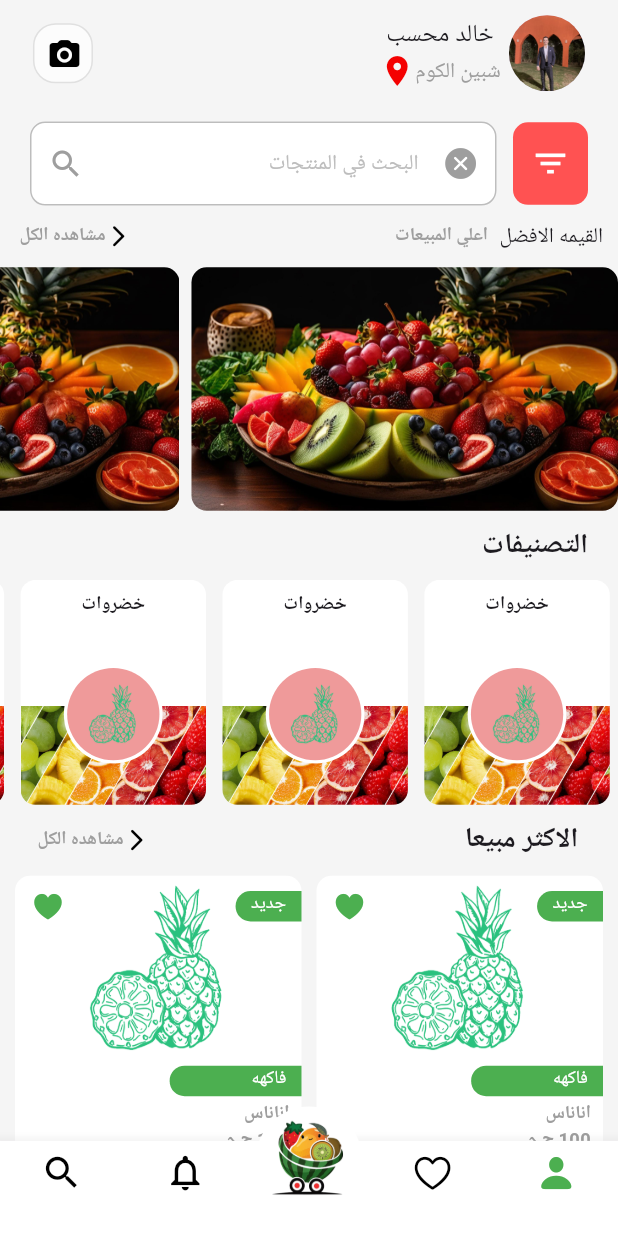
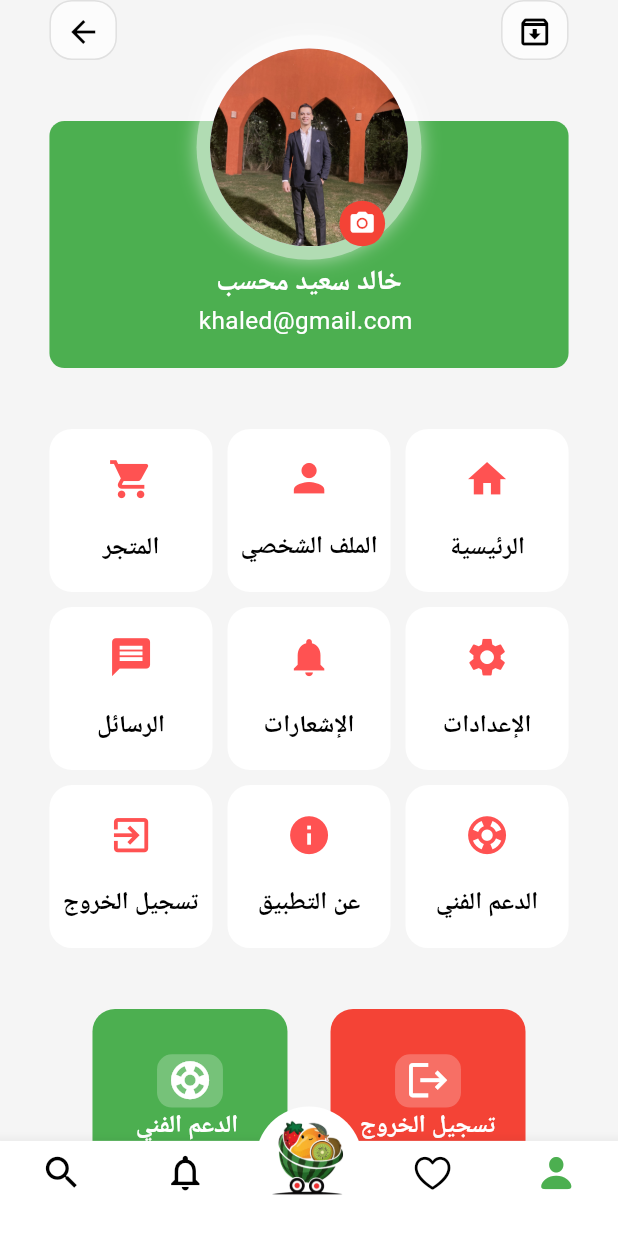
Before and after one commit to Khaled112003/selaty, a Flutter app: the screen it shows after launch, on a phone screen of 412 x 824 dp. Run offline on Flutter 3.47's test engine with Material 3 defaults, Android fonts, the phone set to English and light mode, and no system bars; our stand-ins replace flutter_otp_text_field, flutter_screenutil, go_router, google_fonts, intl_phone_field; Roboto replaces fonts that are missing (Cairo).

Commit message:
create user page & service

```diff
--- a/lib/core/routing/app_routs.dart
+++ b/lib/core/routing/app_routs.dart
@@ -5,6 +5,7 @@ import 'package:selaty/features/authentications/presentation/views/sign_in_scree
 import 'package:selaty/features/authentications/presentation/views/sign_up_screen.dart';
 import 'package:selaty/features/forget_password/presentation/views/forget_pass_screen.dart';
 import 'package:selaty/features/forget_password/presentation/views/verification_screen.dart';
+import 'package:selaty/features/home/presentations/views/classification_screen.dart';
 import 'package:selaty/features/home/presentations/views/home_screen.dart';
 import 'package:selaty/features/home/presentations/views/home_pages_screen.dart';
 import 'package:selaty/features/onbarding/views/onboarding_screen.dart';
@@ -49,6 +50,10 @@ final router = GoRouter(
       path:'/',
       builder: (context, state) => const HomePagesScreen(),
     ),
+    GoRoute(
+      path:'/classification',
+      builder: (context, state) => const ClassificationScreen(),
+    ),
 // /home-pages
   ],
 );
--- /dev/null
+++ b/lib/features/home/presentations/views/classification_screen.dart
@@ -0,0 +1,10 @@
+import 'package:flutter/material.dart';
+
+class ClassificationScreen extends StatelessWidget {
+  const ClassificationScreen({super.key});
+
+  @override
+  Widget build(BuildContext context) {
+    return Center(child: Text("Classification"));
+  }
+}
--- a/lib/features/home/presentations/views/home_pages_screen.dart
+++ b/lib/features/home/presentations/views/home_pages_screen.dart
@@ -2,6 +2,7 @@ import 'package:flutter/cupertino.dart';
 import 'package:flutter/material.dart';
 import 'package:flutter_screenutil/flutter_screenutil.dart';
 import 'package:selaty/features/home/presentations/views/home_screen.dart';
+import 'package:selaty/features/user/presentation/views/user_screen.dart';
 
 class HomePagesScreen extends StatefulWidget {
   const HomePagesScreen({super.key});
@@ -21,7 +22,7 @@ class _HomePagesScreenState extends State<HomePagesScreen> {
   }
 
   List<Widget> pages = [
-    HomeScreen(),
+    UserScreen(),
     HomeScreen(),
     HomeScreen(),
     HomeScreen(),
@@ -33,6 +34,7 @@ class _HomePagesScreenState extends State<HomePagesScreen> {
     final Size screenSize = MediaQuery.of(context).size;
     final bool isLandscape = screenSize.width > screenSize.height;
     return Scaffold(
+      backgroundColor: Colors.grey.shade100,
       body: pages[currentIndex],
       bottomNavigationBar: Stack(
         clipBehavior: Clip.none,
--- a/lib/features/home/presentations/views/widgets/classification.dart
+++ b/lib/features/home/presentations/views/widgets/classification.dart
@@ -1,4 +1,5 @@
 import 'package:flutter/material.dart';
+import 'package:go_router/go_router.dart';
 import 'package:selaty/core/themes/app_styles.dart';
 import 'package:selaty/features/home/presentations/views/widgets/classification-item-listview.dart';
 
@@ -12,9 +13,25 @@ class Classification extends StatelessWidget {
       children: [
         Padding(
           padding: const EdgeInsets.symmetric(horizontal: 20, vertical: 10),
-          child: Text(
-            "التصنيفات",
-            style: AppStyles.font18W700,
+          child: Row(
+            children: [
+              Text(
+                "التصنيفات",
+                style: AppStyles.font18W700,
+              ),
+               Spacer(),
+
+              Icon(
+                Icons.arrow_back_ios_new_rounded,
+                color: const Color.fromARGB(255, 0, 0, 0),
+                size: 17,
+              ),
+              GestureDetector(
+                onTap: () => context.push('/classification'),
+                child: Text("مشاهده الكل ",
+                    style: AppStyles.font12W600.copyWith(color: Colors.grey)),
+              )
+            ],
           ),
         ),
         SizedBox(
--- /dev/null
+++ b/lib/features/home/presentations/views/widgets/log_out.dart
@@ -0,0 +1,47 @@
+import 'package:flutter/material.dart';
+import 'package:flutter_screenutil/flutter_screenutil.dart';
+import 'package:selaty/core/themes/app_styles.dart';
+
+class Logout extends StatelessWidget {
+  const Logout(
+      {super.key,
+      required this.title,
+      required this.color,
+      required this.icon});
+  final String title;
+  final Color color;
+  final IconData icon;
+
+  @override
+  Widget build(BuildContext context) {
+    return Container(
+        width: 130,
+        height: 120,
+        decoration: BoxDecoration(
+          color: color,
+          borderRadius: BorderRadius.circular(15),
+        ),
+        child: Column(
+          mainAxisAlignment: MainAxisAlignment.center,
+          children: [
+            Container(
+              width: 40.w,
+              height: 35.h,
+              decoration: BoxDecoration(
+                color: Colors.white.withAlpha(60),
+                borderRadius: BorderRadius.circular(10),
+              ),
+              child: Icon(
+                icon,
+                color: Colors.white,
+                size: 30.sp,
+              ),
+            ),
+            Text(
+              title,
+              style: AppStyles.font16W700White.copyWith(color: Colors.white),
+            )
+          ],
+        ));
+  }
+}
--- /dev/null
+++ b/lib/features/user/presentation/views/user_screen.dart
@@ -0,0 +1,53 @@
+import 'package:flutter/material.dart';
+import 'package:flutter_screenutil/flutter_screenutil.dart';
+import 'package:selaty/core/helpers/screen_helper.dart';
+
+import 'package:selaty/core/helpers/spacing.dart';
+import 'package:selaty/core/widgets/appbar_items.dart';
+import 'package:selaty/features/home/presentations/views/widgets/log_out.dart';
+import 'package:selaty/features/user/presentation/views/user_service_grid_view.dart';
+
+import 'widget/image_and_user_name.dart';
+
+class UserScreen extends StatelessWidget {
+  const UserScreen({super.key});
+
+  @override
+  Widget build(BuildContext context) {
+    final islandscape = ScreenHelper.isLandscape(context);
+    return SafeArea(
+      child: SingleChildScrollView(
+        child: Padding(
+          padding: EdgeInsets.symmetric(horizontal: islandscape ? 80 : 30.w),
+          child: Column(
+            crossAxisAlignment: CrossAxisAlignment.start,
+            children: [
+              AppBarItems(),
+              verticalSpace(40),
+              ImageAndUserName(),
+              verticalSpace(40),
+              UserServiceItemGridView(),
+              verticalSpace(40),
+              Row(
+                mainAxisAlignment: MainAxisAlignment.spaceEvenly,
+                children: [
+                  Logout(
+                    color: Colors.red,
+                    title: "تسجيل الخروج",
+                    icon: Icons.logout,
+                  ),
+                  Logout(
+                    color: Colors.green,
+                    title: " الدعم الفني",
+                    icon: Icons.support,
+                  ),
+                ],
+              ),
+              verticalSpace(40),
+            ],
+          ),
+        ),
+      ),
+    );
+  }
+}
--- /dev/null
+++ b/lib/features/user/presentation/views/user_service_grid_view.dart
@@ -0,0 +1,39 @@
+import 'package:flutter/material.dart';
+import 'package:selaty/core/helpers/screen_helper.dart';
+import 'package:selaty/features/user/presentation/views/widget/user_service_item.dart';
+
+class UserServiceItemGridView extends StatelessWidget {
+  const UserServiceItemGridView({super.key});
+
+  @override
+  Widget build(BuildContext context) {
+    final List<Map<String, dynamic>> services = [
+      {'icon': Icons.home, 'title': 'الرئيسية'},
+      {'icon': Icons.person, 'title': 'الملف الشخصي'},
+      {'icon': Icons.shopping_cart, 'title': 'المتجر'},
+      {'icon': Icons.settings, 'title': 'الإعدادات'},
+      {'icon': Icons.notifications, 'title': 'الإشعارات'},
+      {'icon': Icons.message, 'title': 'الرسائل'},
+      {'icon': Icons.support, 'title': 'الدعم الفني'},
+      {'icon': Icons.info, 'title': 'عن التطبيق'},
+      {'icon': Icons.exit_to_app, 'title': 'تسجيل الخروج'},
+    ];
+
+    return GridView.builder(
+      shrinkWrap: true,
+      physics: const NeverScrollableScrollPhysics(),
+      itemCount: services.length,
+      gridDelegate:  SliverGridDelegateWithFixedCrossAxisCount(
+        crossAxisCount: ScreenHelper.isLandscape(context) ? 5 : 3,
+        crossAxisSpacing: 10,
+        mainAxisSpacing: 10,
+      ),
+      itemBuilder: (context, index) {
+        return UserServiceItem(
+          icon: services[index]['icon'],
+          title: services[index]['title'],
+        );
+      },
+    );
+  }
+}
--- /dev/null
+++ b/lib/features/user/presentation/views/widget/image_and_user_name.dart
@@ -0,0 +1,86 @@
+import 'package:flutter/material.dart';
+import 'package:flutter_screenutil/flutter_screenutil.dart';
+import 'package:selaty/core/helpers/screen_helper.dart';
+import 'package:selaty/core/themes/app_styles.dart';
+
+class ImageAndUserName extends StatelessWidget {
+  const ImageAndUserName({super.key});
+
+  @override
+  Widget build(BuildContext context) {
+    final isLandscape = ScreenHelper.isLandscape(context);
+    return Center(
+        child: Container(
+      width: double.infinity,
+      height: isLandscape
+          ? ScreenHelper.screenSize(context).height * 0.4
+          : ScreenHelper.screenSize(context).height * 0.2,
+      decoration: BoxDecoration(
+        color: Colors.green,
+        borderRadius: BorderRadius.circular(10),
+      ),
+      child: Stack(
+        clipBehavior: Clip.none,
+        alignment: Alignment.center,
+        children: [
+          // الظل
+          Positioned(
+            bottom: 80.sp,
+            child: Container(
+              decoration: BoxDecoration(
+                shape: BoxShape.circle,
+                boxShadow: [
+                  BoxShadow(
+                    color: Colors.white.withAlpha(400),
+                    blurRadius: 10,
+                    spreadRadius: 9,
+                    blurStyle: BlurStyle.solid,
+                  ),
+                ],
+              ),
+              child: CircleAvatar(
+                radius: 65.sp,
+                backgroundImage: AssetImage("assets/images/me.jpg"),
+              ),
+            ),
+          ),
+
+          Positioned(
+            bottom: 80.sp,
+            left: 70.sp,
+            right: 0,
+            child: Container(
+              width: 30.sp,
+              height: 30.sp,
+              decoration: BoxDecoration(
+                color: Colors.red,
+                shape: BoxShape.circle,
+              ),
+              child: Icon(
+                Icons.camera_alt,
+                color: Colors.white,
+                size: 18.sp,
+              ),
+            ),
+          ),
+          Padding(
+            padding: const EdgeInsets.only(bottom: 20),
+            child: Column(
+              mainAxisAlignment: MainAxisAlignment.end,
+              children: [
+                Text(
+                  "خالد سعيد محسب",
+                  style: AppStyles.font18W700.copyWith(color: Colors.white),
+                ),
+                Text(
+                  " khaled@gmail.com",
+                  style: AppStyles.font16W400.copyWith(color: Colors.white),
+                ),
+              ],
+            ),
+          )
+        ],
+      ),
+    ));
+  }
+}
--- /dev/null
+++ b/lib/features/user/presentation/views/widget/user_service_item.dart
@@ -0,0 +1,36 @@
+import 'package:flutter/material.dart';
+import 'package:flutter_screenutil/flutter_screenutil.dart';
+import 'package:selaty/core/themes/app_styles.dart';
+
+class UserServiceItem extends StatelessWidget {
+  const UserServiceItem({super.key, required this.title, required this.icon});
+  final String title;
+  final IconData icon;
+
+  @override
+  Widget build(BuildContext context) {
+    return Container(
+        width: 80,
+        height: 70,
+        decoration: BoxDecoration(
+          color: Colors.white,
+          borderRadius: BorderRadius.circular(15),
+        ),
+        child: Column(
+          mainAxisAlignment: MainAxisAlignment.spaceEvenly,
+          children: [
+            Center(
+                child: Icon(
+              icon,
+              color: Colors.redAccent,
+              size: 30.sp,
+            )),
+            Text(
+              title,
+              style: AppStyles.font16W700White.copyWith(color: Colors.black),
+              textAlign: TextAlign.center,
+            )
+          ],
+        ));
+  }
+}
```
